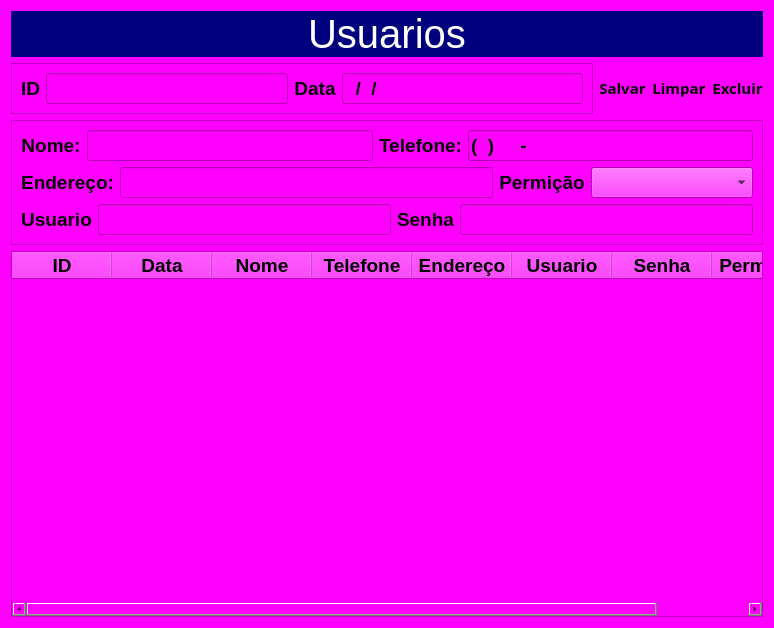
First picture: the form in gui/Usuarios.ui, repository kadu13/PySide, before the edit.
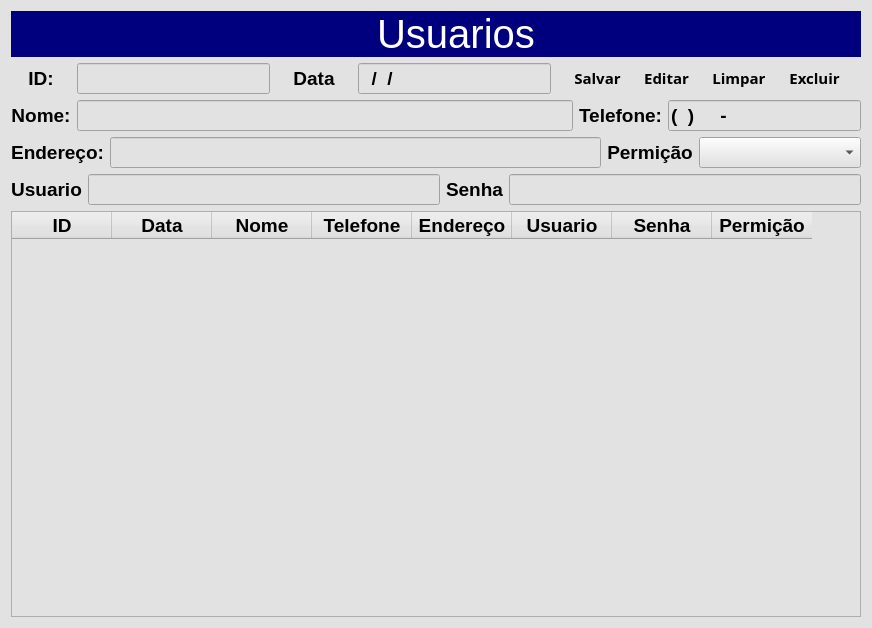
Second picture: the form after the edit. Icons and pictures are not drawn.

What changed in the file:
```diff
--- a/gui/Usuarios.ui
+++ b/gui/Usuarios.ui
@@ -6,7 +6,7 @@
    <rect>
     <x>0</x>
     <y>0</y>
-    <width>774</width>
+    <width>872</width>
     <height>628</height>
    </rect>
   </property>
@@ -14,10 +14,66 @@
    <string>Dialog</string>
   </property>
   <property name="styleSheet">
-   <string notr="true">background-color: rgb(255, 0, 255);</string>
+   <string notr="true">background-color: rgb(226, 226, 226);</string>
   </property>
+  <layout class="QGridLayout" name="gridLayout_6">
+   <item row="0" column="0">
   <layout class="QGridLayout" name="gridLayout_3">
+     <property name="spacing">
+      <number>0</number>
+     </property>
    <item row="0" column="0">
+      <widget class="QPushButton" name="btn_Salvar_2">
+       <property name="sizePolicy">
+        <sizepolicy hsizetype="Fixed" vsizetype="Preferred">
+         <horstretch>0</horstretch>
+         <verstretch>0</verstretch>
+        </sizepolicy>
+       </property>
+       <property name="font">
+        <font>
+         <family>Segoe UI Black</family>
+         <pointsize>11</pointsize>
+         <weight>75</weight>
+         <bold>true</bold>
+        </font>
+       </property>
+       <property name="cursor">
+        <cursorShape>PointingHandCursor</cursorShape>
+       </property>
+       <property name="styleSheet">
+        <string notr="true">QPushButton{
+	background-color: rgb(0, 0, 127);
+   border-radius: 0px
+}
+
+QPushButton:hover{
+  background-color:rgb(50,50,50);
+  color:rgb(200,200,200)
+}
+
+QPushButton:pressed{
+  background-color:rgb(35,35,35);
+  color:rgb(200,200,200)
+}
+</string>
+       </property>
+       <property name="text">
+        <string/>
+       </property>
+       <property name="icon">
+        <iconset resource="icons.qrc">
+         <normaloff>:/image/imagens/voltar1.png</normaloff>:/image/imagens/voltar1.png</iconset>
+       </property>
+       <property name="iconSize">
+        <size>
+         <width>80</width>
+         <height>45</height>
+        </size>
+       </property>
+      </widget>
+     </item>
+     <item row="0" column="1">
     <widget class="QLabel" name="label">
      <property name="font">
       <font>
@@ -36,19 +92,18 @@
      </property>
     </widget>
    </item>
+    </layout>
+   </item>
    <item row="1" column="0">
-    <layout class="QHBoxLayout" name="horizontalLayout">
-     <item>
-      <widget class="QFrame" name="frame">
-       <property name="frameShape">
-        <enum>QFrame::StyledPanel</enum>
-       </property>
-       <property name="frameShadow">
-        <enum>QFrame::Plain</enum>
-       </property>
-       <layout class="QGridLayout" name="gridLayout_2">
+    <layout class="QGridLayout" name="gridLayout_5">
         <item row="0" column="0">
          <widget class="QLabel" name="label_3">
+       <property name="sizePolicy">
+        <sizepolicy hsizetype="Fixed" vsizetype="Fixed">
+         <horstretch>0</horstretch>
+         <verstretch>0</verstretch>
+        </sizepolicy>
+       </property>
           <property name="font">
            <font>
             <pointsize>14</pointsize>
@@ -57,7 +112,7 @@
            </font>
           </property>
           <property name="text">
-           <string>ID</string>
+        <string>ID:</string>
           </property>
           <property name="textFormat">
            <enum>Qt::AutoText</enum>
@@ -67,22 +122,67 @@
           </property>
          </widget>
         </item>
+     <item row="0" column="4">
+      <widget class="QPushButton" name="btn_Salvar">
+       <property name="sizePolicy">
+        <sizepolicy hsizetype="Fixed" vsizetype="Fixed">
+         <horstretch>0</horstretch>
+         <verstretch>0</verstretch>
+        </sizepolicy>
+       </property>
+       <property name="font">
+        <font>
+         <family>Segoe UI Black</family>
+         <pointsize>11</pointsize>
+         <weight>75</weight>
+         <bold>true</bold>
+        </font>
+       </property>
+       <property name="cursor">
+        <cursorShape>PointingHandCursor</cursorShape>
+       </property>
+       <property name="styleSheet">
+        <string notr="true">QPushButton{
+   border-radius: 8px
+}
+
+QPushButton:hover{
+  background-color:rgb(50,50,50);
+  color:rgb(200,200,200)
+}
+
+QPushButton:pressed{
+  background-color:rgb(35,35,35);
+  color:rgb(200,200,200)
+}
+</string>
+       </property>
+       <property name="text">
+        <string>Salvar</string>
+       </property>
+       <property name="icon">
+        <iconset resource="icons.qrc">
+         <normaloff>:/image/imagens/guardar-dados.png</normaloff>:/image/imagens/guardar-dados.png</iconset>
+       </property>
+       <property name="iconSize">
+        <size>
+         <width>45</width>
+         <height>45</height>
+        </size>
+       </property>
+      </widget>
+     </item>
         <item row="0" column="1">
          <widget class="QLineEdit" name="L_Id">
           <property name="enabled">
            <bool>false</bool>
           </property>
-          <property name="font">
-           <font>
-            <pointsize>14</pointsize>
-            <weight>75</weight>
-            <bold>true</bold>
-           </font>
-          </property>
-         </widget>
-        </item>
-        <item row="0" column="2">
-         <widget class="QLabel" name="label_2">
+       <property name="sizePolicy">
+        <sizepolicy hsizetype="Fixed" vsizetype="Fixed">
+         <horstretch>0</horstretch>
+         <verstretch>0</verstretch>
+        </sizepolicy>
+       </property>
           <property name="font">
            <font>
             <pointsize>14</pointsize>
@@ -90,80 +190,16 @@
             <bold>true</bold>
            </font>
           </property>
-          <property name="text">
-           <string>Data</string>
-          </property>
-          <property name="textFormat">
-           <enum>Qt::AutoText</enum>
-          </property>
-          <property name="alignment">
-           <set>Qt::AlignCenter</set>
-          </property>
-         </widget>
-        </item>
-        <item row="0" column="3">
-         <widget class="QLineEdit" name="L_Data">
-          <property name="font">
-           <font>
-            <pointsize>14</pointsize>
-            <weight>75</weight>
-            <bold>true</bold>
-           </font>
-          </property>
-          <property name="inputMask">
-           <string>00/00/0000</string>
-          </property>
-         </widget>
-        </item>
-       </layout>
-      </widget>
-     </item>
-     <item>
-      <widget class="QPushButton" name="btn_Salvar">
-       <property name="font">
-        <font>
-         <family>Segoe UI Black</family>
-         <pointsize>11</pointsize>
-         <weight>75</weight>
-         <bold>true</bold>
-        </font>
-       </property>
-       <property name="cursor">
-        <cursorShape>PointingHandCursor</cursorShape>
-       </property>
-       <property name="styleSheet">
-        <string notr="true">QPushButton{
-   border-radius: 8px
-}
-
-QPushButton:hover{
-  background-color:rgb(50,50,50);
-  color:rgb(200,200,200)
-}
-
-QPushButton:pressed{
-  background-color:rgb(35,35,35);
-  color:rgb(200,200,200)
-}
-</string>
-       </property>
-       <property name="text">
-        <string>Salvar</string>
-       </property>
-       <property name="icon">
-        <iconset resource="icons.qrc">
-         <normaloff>:/image/imagens/Save.32.png</normaloff>:/image/imagens/Save.32.png</iconset>
-       </property>
-       <property name="iconSize">
-        <size>
-         <width>45</width>
-         <height>45</height>
-        </size>
-       </property>
-      </widget>
-     </item>
-     <item>
+      </widget>
+     </item>
+     <item row="0" column="6">
       <widget class="QPushButton" name="btn_Limpar">
+       <property name="sizePolicy">
+        <sizepolicy hsizetype="Fixed" vsizetype="Fixed">
+         <horstretch>0</horstretch>
+         <verstretch>0</verstretch>
+        </sizepolicy>
+       </property>
        <property name="font">
         <font>
          <family>Segoe UI Black</family>
@@ -202,8 +238,14 @@
        </property>
       </widget>
      </item>
-     <item>
+     <item row="0" column="7">
       <widget class="QPushButton" name="btn_Excluir">
+       <property name="sizePolicy">
+        <sizepolicy hsizetype="Fixed" vsizetype="Fixed">
+         <horstretch>0</horstretch>
+         <verstretch>0</verstretch>
+        </sizepolicy>
+       </property>
        <property name="font">
         <font>
          <family>Segoe UI Black</family>
@@ -236,7 +278,103 @@
        </property>
        <property name="icon">
         <iconset resource="icons.qrc">
-         <normaloff>:/image/imagens/Delete.png</normaloff>:/image/imagens/Delete.png</iconset>
+         <normaloff>:/image/imagens/excluir-arquivo.png</normaloff>:/image/imagens/excluir-arquivo.png</iconset>
+       </property>
+       <property name="iconSize">
+        <size>
+         <width>45</width>
+         <height>45</height>
+        </size>
+       </property>
+      </widget>
+     </item>
+     <item row="0" column="3">
+      <widget class="QLineEdit" name="L_Data">
+       <property name="sizePolicy">
+        <sizepolicy hsizetype="Fixed" vsizetype="Fixed">
+         <horstretch>0</horstretch>
+         <verstretch>0</verstretch>
+        </sizepolicy>
+       </property>
+       <property name="font">
+        <font>
+         <pointsize>14</pointsize>
+         <weight>75</weight>
+         <bold>true</bold>
+        </font>
+       </property>
+       <property name="inputMask">
+        <string>00/00/0000</string>
+       </property>
+      </widget>
+     </item>
+     <item row="0" column="2">
+      <widget class="QLabel" name="label_2">
+       <property name="sizePolicy">
+        <sizepolicy hsizetype="Fixed" vsizetype="Fixed">
+         <horstretch>0</horstretch>
+         <verstretch>0</verstretch>
+        </sizepolicy>
+       </property>
+       <property name="font">
+        <font>
+         <pointsize>14</pointsize>
+         <weight>75</weight>
+         <bold>true</bold>
+        </font>
+       </property>
+       <property name="text">
+        <string>Data</string>
+       </property>
+       <property name="textFormat">
+        <enum>Qt::AutoText</enum>
+       </property>
+       <property name="alignment">
+        <set>Qt::AlignCenter</set>
+       </property>
+      </widget>
+     </item>
+     <item row="0" column="5">
+      <widget class="QPushButton" name="btn_Editar">
+       <property name="sizePolicy">
+        <sizepolicy hsizetype="Fixed" vsizetype="Fixed">
+         <horstretch>0</horstretch>
+         <verstretch>0</verstretch>
+        </sizepolicy>
+       </property>
+       <property name="font">
+        <font>
+         <family>Segoe UI Black</family>
+         <pointsize>11</pointsize>
+         <weight>75</weight>
+         <bold>true</bold>
+        </font>
+       </property>
+       <property name="cursor">
+        <cursorShape>PointingHandCursor</cursorShape>
+       </property>
+       <property name="styleSheet">
+        <string notr="true">QPushButton{
+   border-radius: 8px
+}
+
+QPushButton:hover{
+  background-color:rgb(50,50,50);
+  color:rgb(200,200,200)
+}
+
+QPushButton:pressed{
+  background-color:rgb(35,35,35);
+  color:rgb(200,200,200)
+}
+</string>
+       </property>
+       <property name="text">
+        <string>Editar</string>
+       </property>
+       <property name="icon">
+        <iconset resource="icons.qrc">
+         <normaloff>:/image/imagens/editar (1).png</normaloff>:/image/imagens/editar (1).png</iconset>
        </property>
        <property name="iconSize">
         <size>
@@ -249,18 +387,15 @@
     </layout>
    </item>
    <item row="2" column="0">
-    <widget class="QFrame" name="frame_2">
-     <property name="frameShape">
-      <enum>QFrame::StyledPanel</enum>
-     </property>
-     <property name="frameShadow">
-      <enum>QFrame::Plain</enum>
-     </property>
      <layout class="QGridLayout" name="gridLayout">
       <item row="0" column="0">
-       <layout class="QHBoxLayout" name="horizontalLayout_2">
-        <item>
          <widget class="QLabel" name="label_4">
+       <property name="sizePolicy">
+        <sizepolicy hsizetype="Fixed" vsizetype="Fixed">
+         <horstretch>0</horstretch>
+         <verstretch>0</verstretch>
+        </sizepolicy>
+       </property>
           <property name="font">
            <font>
             <pointsize>14</pointsize>
@@ -279,8 +414,14 @@
           </property>
          </widget>
         </item>
-        <item>
+     <item row="0" column="1">
          <widget class="QLineEdit" name="L_Nome">
+       <property name="sizePolicy">
+        <sizepolicy hsizetype="Preferred" vsizetype="Fixed">
+         <horstretch>0</horstretch>
+         <verstretch>0</verstretch>
+        </sizepolicy>
+       </property>
           <property name="font">
            <font>
             <pointsize>14</pointsize>
@@ -293,8 +434,14 @@
           </property>
          </widget>
         </item>
-        <item>
+     <item row="0" column="2">
          <widget class="QLabel" name="label_5">
+       <property name="sizePolicy">
+        <sizepolicy hsizetype="Fixed" vsizetype="Fixed">
+         <horstretch>0</horstretch>
+         <verstretch>0</verstretch>
+        </sizepolicy>
+       </property>
           <property name="font">
            <font>
             <pointsize>14</pointsize>
@@ -313,8 +460,14 @@
           </property>
          </widget>
         </item>
-        <item>
+     <item row="0" column="3">
          <widget class="QLineEdit" name="L_Telefone">
+       <property name="sizePolicy">
+        <sizepolicy hsizetype="Fixed" vsizetype="Fixed">
+         <horstretch>0</horstretch>
+         <verstretch>0</verstretch>
+        </sizepolicy>
+       </property>
           <property name="font">
            <font>
             <pointsize>14</pointsize>
@@ -329,9 +482,9 @@
         </item>
        </layout>
       </item>
-      <item row="1" column="0">
-       <layout class="QHBoxLayout" name="horizontalLayout_3">
-        <item>
+   <item row="3" column="0">
+    <layout class="QGridLayout" name="gridLayout_2">
+     <item row="0" column="0">
          <widget class="QLabel" name="label_6">
           <property name="font">
            <font>
@@ -351,7 +504,7 @@
           </property>
          </widget>
         </item>
-        <item>
+     <item row="0" column="1">
          <widget class="QLineEdit" name="L_Endereco">
           <property name="font">
            <font>
@@ -365,7 +518,7 @@
           </property>
          </widget>
         </item>
-        <item>
+     <item row="0" column="2">
          <widget class="QLabel" name="label_9">
           <property name="font">
            <font>
@@ -385,7 +538,7 @@
           </property>
          </widget>
         </item>
-        <item>
+     <item row="0" column="3">
          <widget class="QComboBox" name="Cbb_Permicao">
           <property name="font">
            <font>
@@ -413,9 +566,9 @@
         </item>
        </layout>
       </item>
-      <item row="2" column="0">
-       <layout class="QHBoxLayout" name="horizontalLayout_4">
-        <item>
+   <item row="4" column="0">
+    <layout class="QGridLayout" name="gridLayout_4">
+     <item row="0" column="0">
          <widget class="QLabel" name="label_7">
           <property name="font">
            <font>
@@ -435,7 +588,7 @@
           </property>
          </widget>
         </item>
-        <item>
+     <item row="0" column="1">
          <widget class="QLineEdit" name="L_Usuario">
           <property name="font">
            <font>
@@ -449,7 +602,7 @@
           </property>
          </widget>
         </item>
-        <item>
+     <item row="0" column="2">
          <widget class="QLabel" name="label_8">
           <property name="font">
            <font>
@@ -469,7 +622,7 @@
           </property>
          </widget>
         </item>
-        <item>
+     <item row="0" column="3">
          <widget class="QLineEdit" name="L_Senha">
           <property name="font">
            <font>
@@ -485,10 +638,7 @@
         </item>
        </layout>
       </item>
-     </layout>
-    </widget>
-   </item>
-   <item row="3" column="0">
+   <item row="5" column="0">
     <widget class="QTableWidget" name="Tab_Usuarios">
      <column>
       <property name="text">
```
Lines whose indentation alone changed are shown as unchanged.
